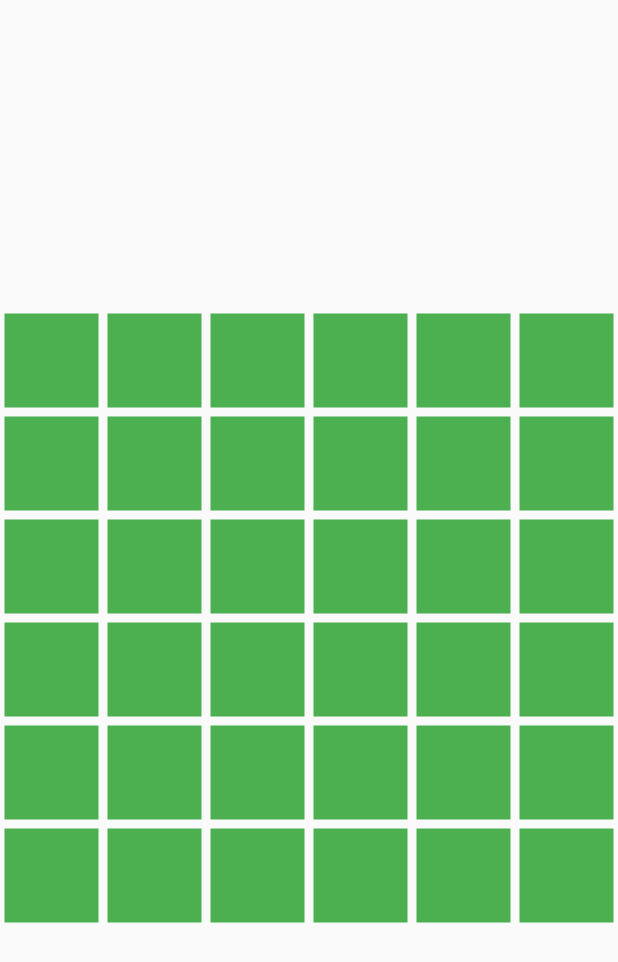
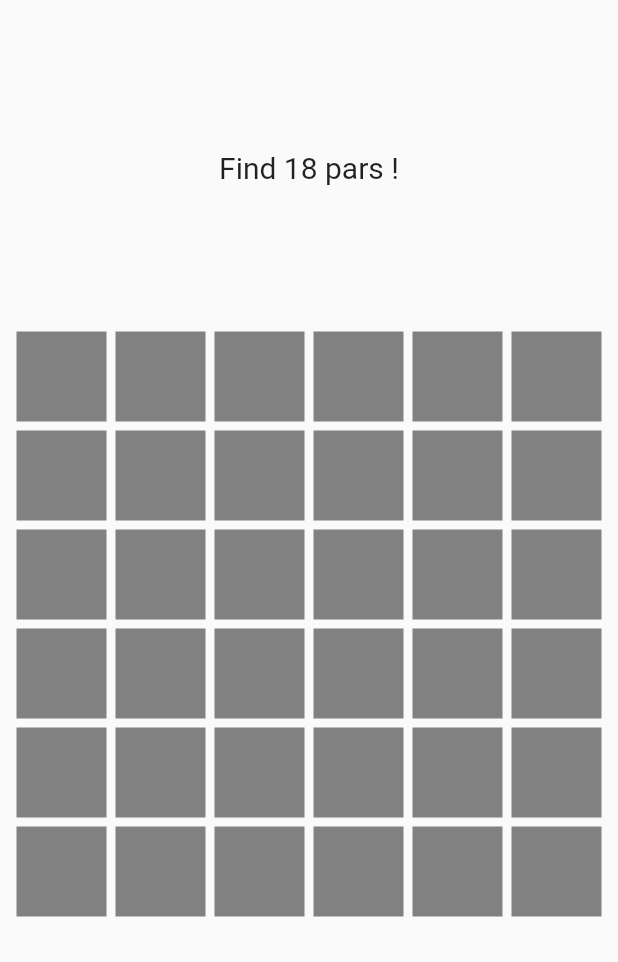
Before and after one commit to klaud-skora/MemoryGame, a Flutter app: the screen it shows after launch, after a tap on an icon or button, on a phone screen of 412 x 824 dp. Shown: the top 962 px of the screen. Run offline on Flutter 3.47's test engine with Material 2 defaults, Android fonts, the phone set to English and light mode, and no system bars; drawn by our look-alikes of flip_card.

Commit message:
Add signs for tiles and make them flip

```diff
--- a/lib/ui/game.dart
+++ b/lib/ui/game.dart
@@ -1,29 +1,72 @@
+import 'package:flip_card/flip_card.dart';
 import 'package:flutter/material.dart';
 
 class Game extends StatefulWidget {
+
 
   @override
   GameState createState() => GameState();
 
 }
 
+
 class GameState extends State<Game> {
+
+  List<bool> cardFlips = [true, true, true, true, true, true, true, true, true, true, true, true, true, true, true, true, true, true, true, true, true, true, true, true, true, true, true, true, true, true, true, true, true, true, true, true];
+  List<String> signs = ['A', 'A', 'B', 'B', 'C', 'C', 'D', 'D', 'E', 'E', 'F', 'F', 'G', 'G', 'H', 'H', 'I', 'I', 'J', 'J', 'K', 'K', 'L', 'L', 'M', 'M', 'X', 'X', 'O', 'O', 'V', 'V', 'W', 'W', 'S', 'S'];
+
+  String firstCard = '';
+  String secondCard = '';
+
+  @override
+  void initState() {
+    super.initState();
+    signs.shuffle();
+  }
 
   @override
   Widget build(BuildContext context) {
+    // print(firstCard);
+
+    var background = Color(0xff636363);
     return Scaffold(
-      body: Container(
+      body: SafeArea(
+        child: Column(
+          children: <Widget>[
+            Container(
+              height: 200.0,
+              padding: EdgeInsets.only(top: 100.0),
+              child: Text('Find 18 pars !', style: TextStyle(fontSize: 20.0)),
+            ),
+            Container(
+              padding: EdgeInsets.symmetric(horizontal: 8.0, vertical: 18.0),
               alignment: Alignment(0.0, 0.0),
               child: GridView.builder(
                 shrinkWrap: true,
                 gridDelegate: SliverGridDelegateWithFixedCrossAxisCount(
                   crossAxisCount: 6,
                 ),
-          itemBuilder: (context, index) => Container(
+                itemBuilder: (context, index) => FlipCard(
+                  onFlip: () {
+                    setState(() {
+                      firstCard == '' ? firstCard = signs[index] : secondCard = signs[index];
+                    });
+                  },
+                  flipOnTouch: cardFlips[index],
+                  front: Container(
                     margin: EdgeInsets.all(3.0),
-            color: Colors.green,
+                    color: background.withOpacity(.8),
                   ),
-          itemCount: 36,
+                  back: Container(
+                    margin: EdgeInsets.all(3.0),
+                    color: background,
+                    child: Center(child: Text(signs[index])),
+                  ),
+                ),
+                itemCount: signs.length,
+              ),
+            ),
+          ],
         ),
       ),
     );
--- a/lib/ui/home_page.dart
+++ b/lib/ui/home_page.dart
@@ -12,10 +12,11 @@ class HomePageState extends State<HomePage> {
 
   @override
   Widget build(BuildContext context) {
+    var background = Color(0xff636363);
     return Scaffold(
       appBar: AppBar(
         title: const Text('Memory Game'),
-        backgroundColor: Color(0xff2C5364),
+        backgroundColor: background
       ),
       body: Container(
         child: Center(
@@ -23,7 +24,7 @@ class HomePageState extends State<HomePage> {
             padding: const EdgeInsets.all(15.0),
             decoration: BoxDecoration(
               borderRadius: BorderRadius.circular(12),
-              color: Color(0xff2C5364),
+              color: background,
             ),
             child: FlatButton(
               onPressed: () {
--- a/pubspec.yaml
+++ b/pubspec.yaml
@@ -23,6 +23,7 @@ dependencies:
   # The following adds the Cupertino Icons font to your application.
   # Use with the CupertinoIcons class for iOS style icons.
   cupertino_icons: ^0.1.2
+  flip_card:
   http: any
 
 dev_dependencies:
```
Also changed, not shown: lib/logic/comparer.dart (added). Lines whose indentation alone changed are shown as unchanged.
